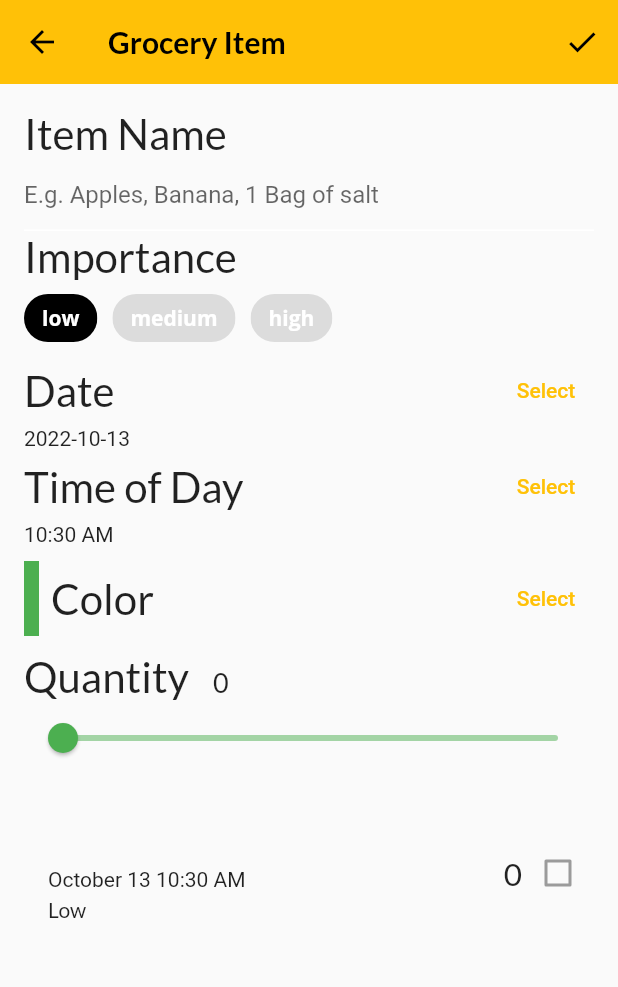
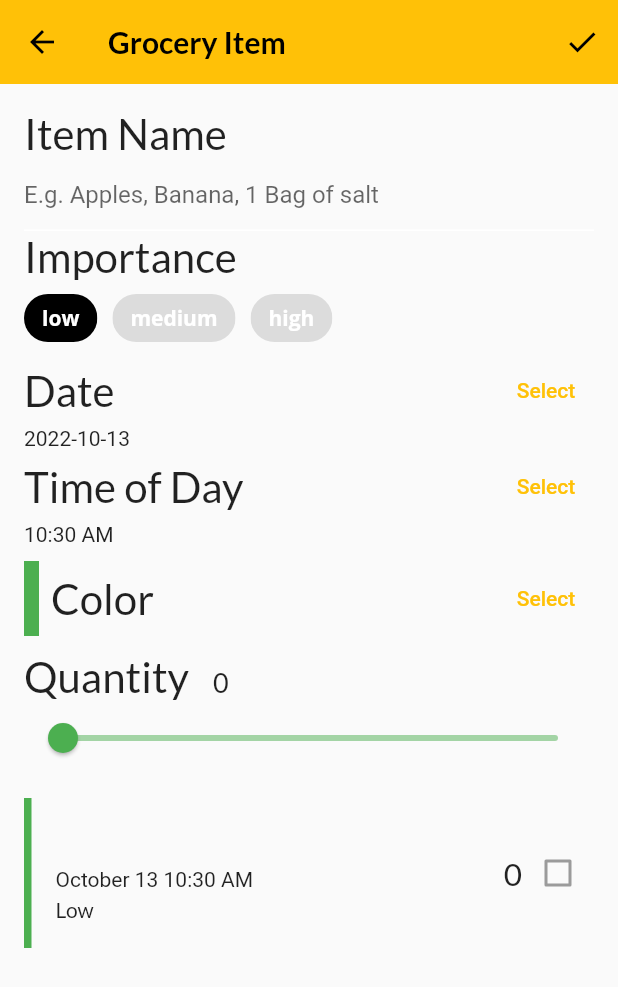
Before and after one commit to rian0502/Fooderlich_20170051033, a Flutter app: the GroceryItemScreen screen opened directly, on a phone screen of 412 x 824 dp. Shown: the top 987 px of the screen. Run offline on Flutter 3.47's test engine with Material 2 defaults, Android fonts, the phone set to English and light mode, and no system bars; our stand-ins replace flutter_colorpicker, google_fonts.

Commit message:
perbarui card grocery tile

```diff
--- a/lib/components/grocery_tile.dart
+++ b/lib/components/grocery_tile.dart
@@ -23,7 +23,11 @@ class GroceryTile extends StatelessWidget {
         children: [
           Row(
             children: [
+              // 2
+              Container(width: 5.0, color: item!.color!),
+              // 3
               const SizedBox(width: 16.0),
+              // 4
               Column(
                 mainAxisAlignment: MainAxisAlignment.center,
                 crossAxisAlignment: CrossAxisAlignment.start,
@@ -89,9 +93,7 @@ class GroceryTile extends StatelessWidget {
 
   Widget buildCheckbox() {
     return Checkbox(
-
       value: item!.isComplete!,
-
       onChanged: onComplete,
     );
   }
```
